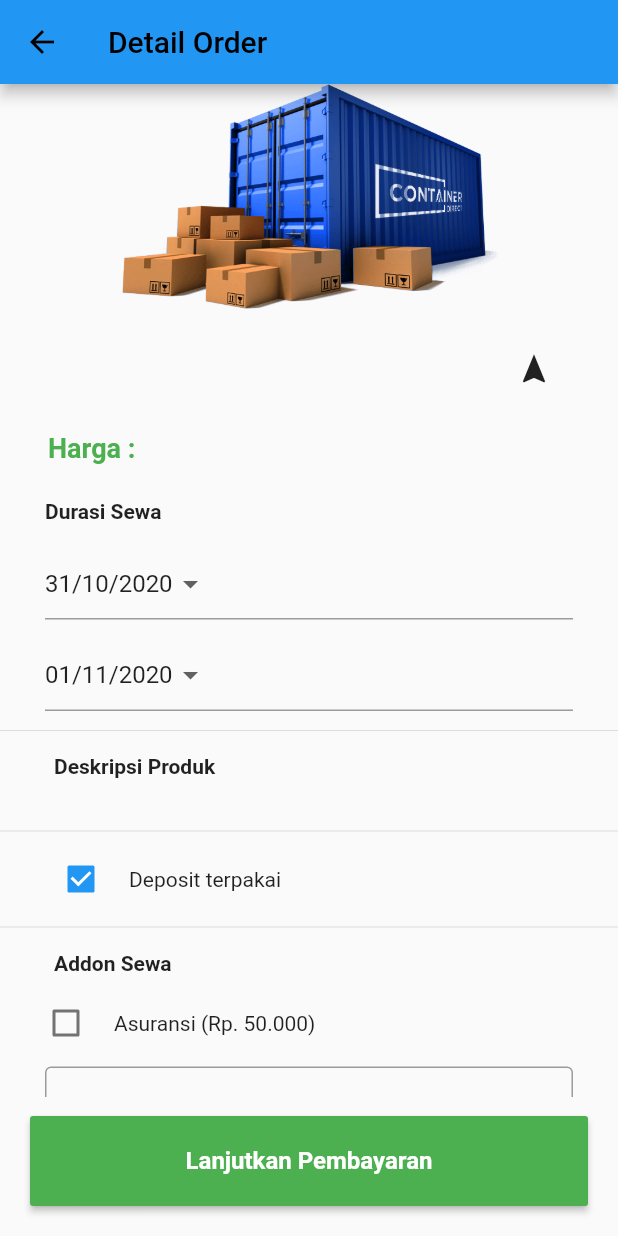
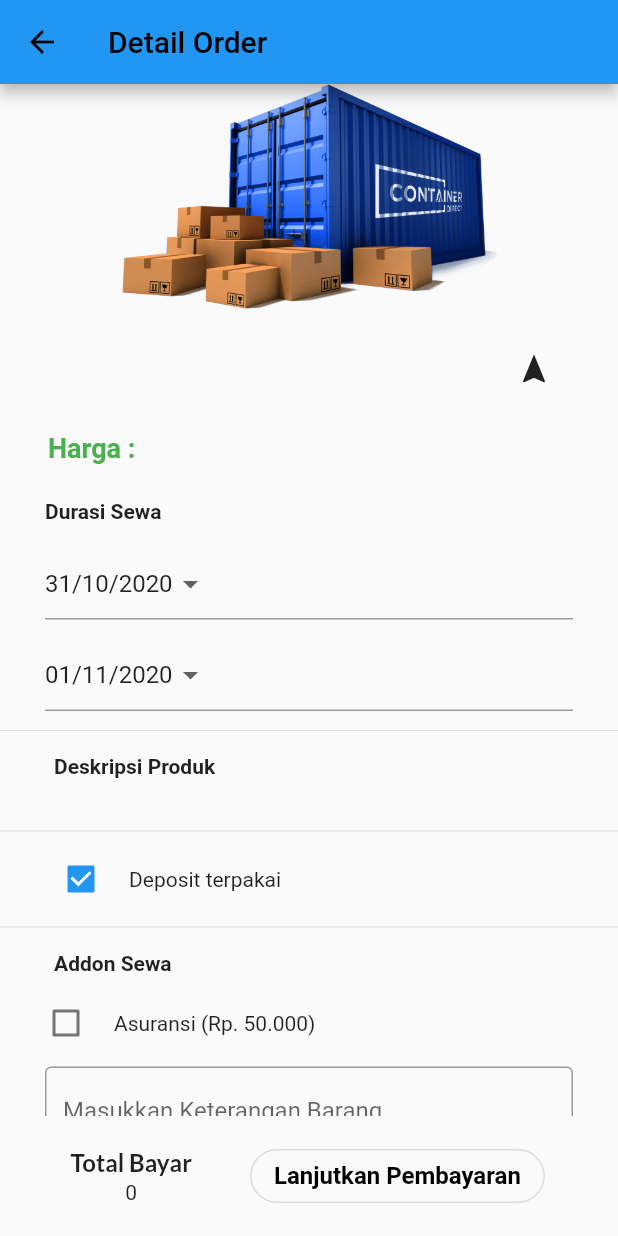
Before and after one commit to msaprojects/horang, a Flutter app: the FormInputOrder screen opened directly with empty values, on a phone screen of 412 x 824 dp. Run offline on Flutter 3.47's test engine with Material 2 defaults, Android fonts, the phone set to English and light mode, and no system bars; our stand-ins replace connectivity, firebase_messaging, flushbar, flutter_spinkit, flutter_svg, flutter_swiper and 5 more; missing offline and left inert: indonesia; accounts and stored records are empty.

Commit message:
fadil 31 oktober 2020
- edit design detail pembayaran

```diff
--- a/lib/api/models/order/order.sukses.model.dart
+++ b/lib/api/models/order/order.sukses.model.dart
@@ -1,29 +1,29 @@
 import 'dart:convert';
 
 class OrderSukses{
-  int idorder, idpembayaran, idpayment_gateway, idproduk, jumlah_sewa;
+  int idtransaksi, idpembayaran, idpayment_gateway, idproduk, jumlah_sewa;
   int total_harga, nominal, harga;
   String no_order, keterangan, kode_refrensi, nama_provider, kode_kontainer;
 
   OrderSukses({
-    this.idorder = 0,
+    this.idtransaksi = 0,
     this.idpembayaran = 0,
     this.idpayment_gateway = 0,
     this.idproduk = 0,
+    this.no_order,
+    this.total_harga = 0,
+    this.keterangan,
     this.jumlah_sewa = 0,
-    this.total_harga = 0,
+    this.harga,
+    this.kode_refrensi,
     this.nominal = 0,
-    this.no_order,
-    this.keterangan,
-    this.harga,
-    this.kode_kontainer,
-    this.kode_refrensi,
-    this.nama_provider
+    this.nama_provider,
+    this.kode_kontainer
   });
 
   factory OrderSukses.fromJson(Map<String, dynamic> map){
     return OrderSukses(
-      idorder: map["idorder"],
+      idtransaksi: map["idtransaksi"],
       idpembayaran: map["idpembayaran"],
       idpayment_gateway: map["idpayment_gateway"],
       idproduk: map["idproduk"],
@@ -32,7 +32,7 @@ class OrderSukses{
       nominal: map["nominal"],
       no_order: map["no_order"],
       keterangan: map["keterangan"],
-      harga: int.parse(map["harga"]),
+      harga: map["harga"],
       kode_kontainer: map["kode_kontainer"],
       kode_refrensi: map["kode_refrensi"],
       nama_provider: map["nama_provider"]
@@ -41,7 +41,7 @@ class OrderSukses{
 
   Map<String, dynamic> toJson(){
     return{
-      "idorder": idorder,
+      "idtransaksi": idtransaksi,
       "idpembayaran": idpembayaran,
       "idpayment_gateway": idpayment_gateway,
       "idproduk": idproduk,
@@ -59,7 +59,7 @@ class OrderSukses{
 
   @override
   String  toString(){
-    return 'OrderSukses{idorder: $idorder, idpembayaran: $idpembayaran, idpayment_gateway: $idpayment_gateway, idproduk: $idproduk, jumlah_sewa: $jumlah_sewa, total_harga: $total_harga, nominal: $nominal, no_order: $no_order, keterangan: $keterangan, harga: $harga, kode_kontainer: $kode_kontainer, kode_refrensi: $kode_refrensi, nama_provider: $nama_provider}';
+    return 'OrderSukses{idtransaksi: $idtransaksi, idpembayaran: $idpembayaran, idpayment_gateway: $idpayment_gateway, idproduk: $idproduk, jumlah_sewa: $jumlah_sewa, total_harga: $total_harga, nominal: $nominal, no_order: $no_order, keterangan: $keterangan, harga: $harga, kode_kontainer: $kode_kontainer, kode_refrensi: $kode_refrensi, nama_provider: $nama_provider}';
   }
 
 }
--- a/lib/api/utils/apiService.dart
+++ b/lib/api/utils/apiService.dart
@@ -30,9 +30,9 @@ import 'package:shared_preferences/shared_preferences.dart';
 // - UBAH
 
 class ApiService {
-  // final String baseUrl = "http://192.168.1.219:9992/api/";
+  final String baseUrl = "http://192.168.1.219:9992/api/";
   // final String baseUrl = "http://104.199.147.100:9992/api/";
-  final String baseUrl = "http://server.horang.id:9992/api/";
+  // final String baseUrl = "http://server.horang.id:9992/api/";
   Client client = Client();
   ResponseCode responseCode;
   OrderSukses orderSukses = OrderSukses();
@@ -71,8 +71,12 @@ class ApiService {
   Future<List<OrderSukses>> listOrderSukses(String token, int idorder) async {
     final response = await client.get("$baseUrl/orderdet/$idorder",
         headers: {"Authorization": "BEARER ${token}"});
+    print("cek stsscode ${response.statusCode}+ $token");
+    print("cek body" +response.body);
+    print("token"+ token);
     if (response.statusCode == 200) {
       return ordersuksesFromJson(response.body);
+
     } else {
       return null;
     }
@@ -395,6 +399,7 @@ class ApiService {
   Future<bool> checkingToken(String token) async {
     final response = await client.get("$baseUrl/ceklogin",
         headers: {"Authorization": "BEARER ${token}"});
+        print("cekkk123 ${token}+${response.statusCode}");
     if (response.statusCode == 200) {
       return true;
     } else {
--- a/lib/component/OrderPage/KonfirmasiOrder.Detail.dart
+++ b/lib/component/OrderPage/KonfirmasiOrder.Detail.dart
@@ -85,6 +85,7 @@ class _KonfirmasiOrderDetail extends State<KonfirmasiOrderDetail> {
             );
           } else if (snapshot.connectionState == ConnectionState.done) {
             List<OrderSukses> orderstatuss = snapshot.data;
+            print("iknow ${snapshot.data}");
             return _designForm(orderstatuss);
           } else {
             return Center(
--- a/lib/component/OrderPage/Order.Input.dart
+++ b/lib/component/OrderPage/Order.Input.dart
@@ -1,6 +1,7 @@
 import 'dart:convert';
 import 'package:flutter/cupertino.dart';
 import 'package:flutter/material.dart';
+import 'package:google_fonts/google_fonts.dart';
 import 'package:horang/api/models/jenisproduk/jenisproduk.model.dart';
 import 'package:horang/api/utils/apiService.dart';
 import 'package:horang/component/LoginPage/Login.Validation.dart';
@@ -380,17 +381,15 @@ class _FormDetailOrder extends State<FormInputOrder> {
                       children: <Widget>[
                         Checkbox(
                           value: true,
-                          onChanged: (bool depositt){
-                            setState(() {
-
-                            });
+                          onChanged: (bool depositt) {
+                            setState(() {});
                           },
                         ),
-                        SizedBox(width: 8,),
-                        Text("Deposit terpakai "+rupiah(harga,
-                            separator: ',',
-                            trailing: '.00')
-                        )
+                        SizedBox(
+                          width: 8,
+                        ),
+                        Text("Deposit terpakai " +
+                            rupiah(harga, separator: ',', trailing: '.00'))
                       ],
                     ),
                   ),
@@ -535,16 +534,34 @@ class _FormDetailOrder extends State<FormInputOrder> {
             ),
           ),
           Padding(
-            padding: EdgeInsets.fromLTRB(20, 10, 20, 20),
+            // padding: EdgeInsets.fromLTRB(20, 10, 20, 20),
+            padding: EdgeInsets.all(10),
             child: Row(
+              mainAxisAlignment: MainAxisAlignment.spaceEvenly,
               children: <Widget>[
-                Expanded(
-                    child: SingleChildScrollView(
-                  child: Container(
-                    width: 320,
+                Container(
+                  child: Column(
+                    children: [
+                      Text("Total Bayar",
+                          style: GoogleFonts.lato(
+                              fontSize: 16, fontWeight: FontWeight.bold)),
+                      SizedBox(
+                        height: 3,
+                      ),
+                      Text(hasilperhitungan)
+                    ],
+                  ),
+                ),
+                Container(
+                  alignment: Alignment.center,
+                  width: 200,
                   height: 60,
-                    margin: EdgeInsets.only(top: 3),
-                    child: RaisedButton(
+                  // margin: EdgeInsets.only(top: 3),
+                  child: OutlineButton(
+                    shape: RoundedRectangleBorder(
+                      borderRadius: BorderRadius.circular(18.0),
+                      side: BorderSide(color: Colors.red)
+                    ),
                     color: Colors.green,
                     onPressed: () {
                       orderConfirmation(context);
@@ -559,11 +576,10 @@ class _FormDetailOrder extends State<FormInputOrder> {
                       style: (TextStyle(
                           fontWeight: FontWeight.bold,
                           fontSize: 16,
-                            color: Colors.white)),
+                          color: Colors.black)),
                     ),
                   ),
                 ),
-                )),
               ],
             ),
           )
--- a/lib/screen/home_page.dart
+++ b/lib/screen/home_page.dart
@@ -272,11 +272,11 @@ class _HomePageState extends State<HomePage> {
                               mainAxisAlignment: MainAxisAlignment.spaceEvenly,
                               children: [
                                 IconButton(
-                                    icon: Icon(Icons.qr_code_scanner_rounded,
+                                    icon: Icon(Icons.refresh_rounded,
                                         size: 30),
                                     onPressed: () {}),
                                 Text(
-                                  "Scan",
+                                  "Refresh",
                                   style: GoogleFonts.inter(
                                       fontSize: 14, color: Colors.black),
                                 )
```
Also changed, not shown: lib/component/PaymentPage/KonfirmPayment.dart (+17 -3 lines), 2 other files. Lines whose indentation alone changed are shown as unchanged.
